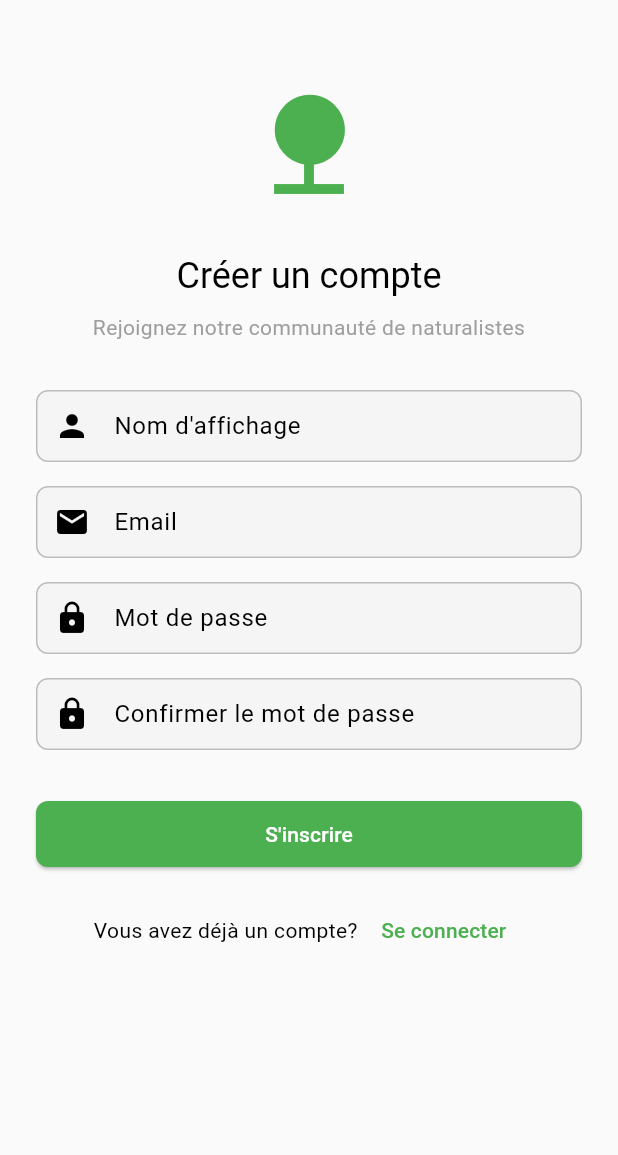
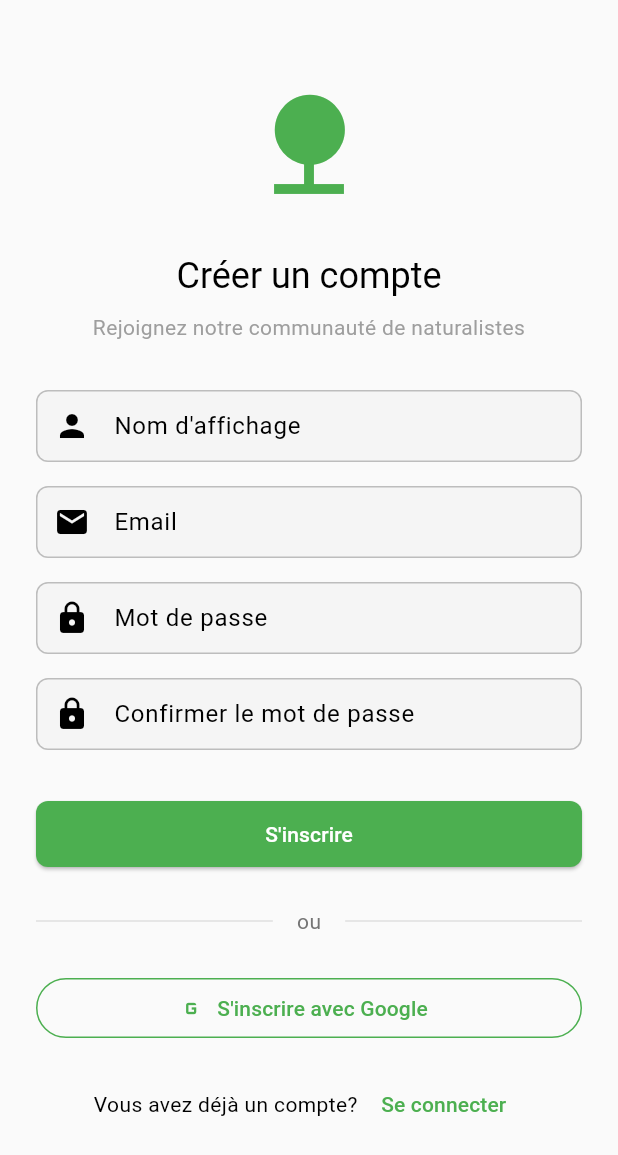
Before and after one commit to mawena/p-17, a Flutter app: the SignupScreen screen opened by its route, on a phone screen of 412 x 824 dp. Shown: the top 1155 px of the screen. Run offline on Flutter 3.47's test engine with Material 3 defaults, Android fonts, the phone set to English and light mode, and no system bars; our stand-ins replace cloud_firestore, firebase_auth, firebase_core, geolocator, go_router, google_sign_in and 2 more; accounts and stored records are empty.

Commit message:
finish one

```diff
--- a/lib/main.dart
+++ b/lib/main.dart
@@ -1,6 +1,7 @@
 import 'package:flutter/material.dart';
 import 'package:firebase_core/firebase_core.dart';
 import 'package:provider/provider.dart';
+import 'package:go_router/go_router.dart';
 import 'package:p17/config/router.dart';
 import 'package:p17/config/theme.dart';
 import 'package:p17/providers/auth_provider.dart';
@@ -62,12 +63,14 @@ class _MyAppContentState extends State<MyAppContent> {
 
   @override
   Widget build(BuildContext context) {
+    final router = AppRouter.getRouter(context);
+
     return MaterialApp.router(
       title: 'Wildlife Census',
       theme: AppTheme.lightTheme,
       darkTheme: AppTheme.darkTheme,
       themeMode: ThemeMode.light,
-      routerConfig: AppRouter.router,
+      routerConfig: router,
       debugShowCheckedModeBanner: false,
     );
   }
--- a/lib/screens/auth/signup_screen.dart
+++ b/lib/screens/auth/signup_screen.dart
@@ -46,6 +46,23 @@ class _SignupScreenState extends State<SignupScreen> {
       SnackBarHelper.showSnackBar(
         context,
         message: authProvider.errorMessage ?? 'Erreur lors de l\'inscription',
+        type: SnackBarType.error,
+      );
+    }
+  }
+
+  Future<void> _handleGoogleSignup() async {
+    final authProvider = context.read<AuthProvider>();
+    final success = await authProvider.signupWithGoogle();
+
+    if (!mounted) return;
+
+    if (success) {
+      context.go('/home');
+    } else {
+      SnackBarHelper.showSnackBar(
+        context,
+        message: authProvider.errorMessage ?? 'Erreur d\'inscription avec Google',
         type: SnackBarType.error,
       );
     }
@@ -168,6 +185,30 @@ class _SignupScreenState extends State<SignupScreen> {
                     );
                   },
                 ),
+                const SizedBox(height: 24),
+                Row(
+                  children: [
+                    Expanded(child: Divider(color: Colors.grey[300])),
+                    Padding(
+                      padding: const EdgeInsets.symmetric(horizontal: 16.0),
+                      child: Text(
+                        'ou',
+                        style: TextStyle(color: Colors.grey[600]),
+                      ),
+                    ),
+                    Expanded(child: Divider(color: Colors.grey[300])),
+                  ],
+                ),
+                const SizedBox(height: 24),
+                Consumer<AuthProvider>(
+                  builder: (context, authProvider, _) {
+                    return OutlinedButton.icon(
+                      onPressed: authProvider.isLoading ? null : _handleGoogleSignup,
+                      icon: const Icon(Icons.g_mobiledata),
+                      label: const Text('S\'inscrire avec Google'),
+                    );
+                  },
+                ),
                 const SizedBox(height: 16),
                 Row(
                   mainAxisAlignment: MainAxisAlignment.center,
--- a/pubspec.yaml
+++ b/pubspec.yaml
@@ -40,6 +40,7 @@ dependencies:
   firebase_auth: ^4.19.2
   cloud_firestore: ^4.15.2
   firebase_storage: ^11.6.2
+  google_sign_in: ^6.2.1
 
   # Camera & Image
   camera: ^0.10.5+5
```
Also changed, not shown: lib/config/router.dart (+27 -3 lines), lib/providers/auth_provider.dart (+29 -0 lines), lib/screens/auth/login_screen.dart (+41 -0 lines), lib/services/auth_service.dart (+57 -0 lines), pubspec.lock, 2 other files.
